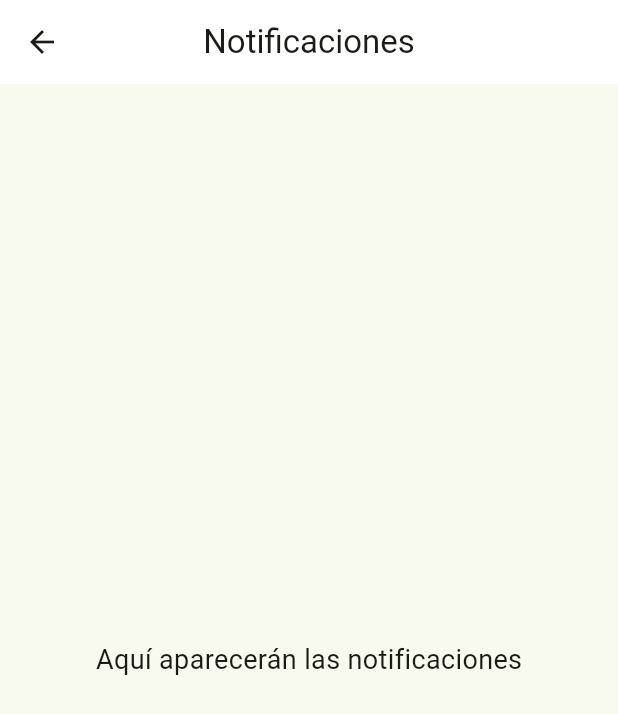
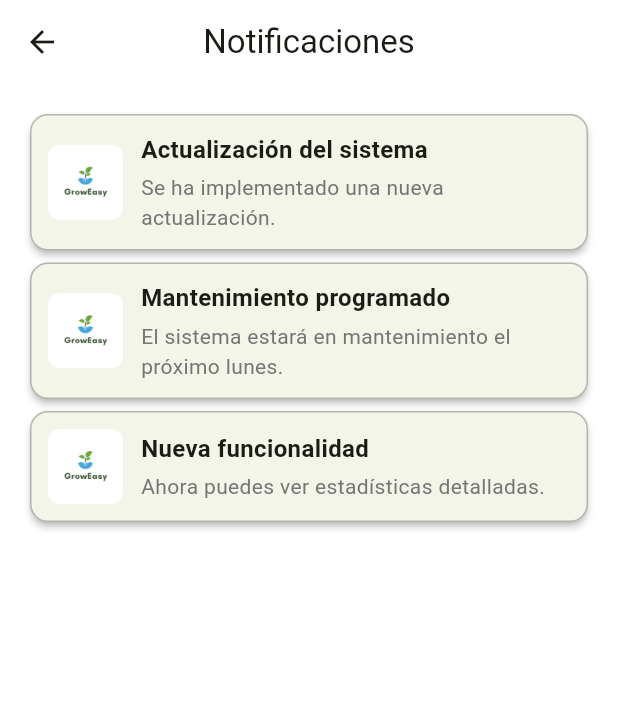
Before and after one commit to GrowEasy-IOT-WX71/groweasy-flutter-app, a Flutter app: the NotificationsScreen screen opened directly, on a phone screen of 412 x 824 dp. Shown: the top 714 px of the screen. Run offline on Flutter 3.47's test engine with Material 3 defaults, Android fonts, the phone set to English and light mode, and no system bars.

Commit message:
feat(): added notification screen and profile screen. Change sensor screen to dialog.

```diff
--- a/lib/screens/notification_screen.dart
+++ b/lib/screens/notification_screen.dart
@@ -1,18 +1,47 @@
 import 'package:flutter/material.dart';
+import '../widgets/notification_card.dart';
 
 class NotificationsScreen extends StatelessWidget {
+  // Datos de prueba
+  final List<Map<String, String>> _notifications = [
+    {
+      'title': 'Actualización del sistema',
+      'description': 'Se ha implementado una nueva actualización.',
+      'imagePath': 'assets/images/logo.png',
+    },
+    {
+      'title': 'Mantenimiento programado',
+      'description': 'El sistema estará en mantenimiento el próximo lunes.',
+      'imagePath': 'assets/images/logo.png',
+    },
+    {
+      'title': 'Nueva funcionalidad',
+      'description': 'Ahora puedes ver estadísticas detalladas.',
+      'imagePath': 'assets/images/logo.png',
+    },
+  ];
+
   @override
   Widget build(BuildContext context) {
     return Scaffold(
+      backgroundColor: Colors.white,
       appBar: AppBar(
         title: const Text('Notificaciones'),
         backgroundColor: Colors.white,
         centerTitle: true,
       ),
-      body: Center(
-        child: const Text(
-          'Aquí aparecerán las notificaciones',
-          style: TextStyle(fontSize: 18),
+      body: Padding(
+        padding: const EdgeInsets.all(16.0),
+        child: ListView.builder(
+          itemCount: _notifications.length,
+          itemBuilder: (context, index) {
+            final notification = _notifications[index];
+            return NotificationCard(
+              title: notification['title']!,
+              description: notification['description']!,
+              imagePath: notification['imagePath']!,
+            );
+          },
         ),
       ),
     );
--- a/lib/screens/subscriptions_screen.dart
+++ b/lib/screens/subscriptions_screen.dart
@@ -1,4 +1,5 @@
 import 'package:flutter/material.dart';
+import 'package:grow_easy_mobile_application/screens/main_screen.dart';
 import '../widgets/subscription_card_widget.dart';
 import 'home_screen.dart'; // Asegúrate de importar la pantalla de Home
 
@@ -97,7 +98,7 @@ class _SubscriptionsScreenState extends State<SubscriptionsScreen> {
               Navigator.pushReplacement(
                 context,
                 MaterialPageRoute(
-                  builder: (context) => HomeScreen(), // Pantalla de Home
+                  builder: (context) => MainScreen(), // Pantalla de Home
                 ),
               );
             });
--- a/lib/widgets/notification_card.dart
+++ b/lib/widgets/notification_card.dart
@@ -6,6 +6,7 @@ class NotificationCard extends StatelessWidget {
   final String imagePath;
 
   const NotificationCard({
+    super.key,
     required this.title,
     required this.description,
     required this.imagePath,
@@ -17,37 +18,37 @@ class NotificationCard extends StatelessWidget {
       shape: RoundedRectangleBorder(
         borderRadius: BorderRadius.circular(12.0),
         side: BorderSide(
-          color: Colors.black26, // Color del borde
+          color: Colors.black26,
           width: 1,
         ),
       ),
-      elevation: 2, // Sombra para darle un poco de profundidad
+      elevation: 2,
       child: Padding(
         padding: const EdgeInsets.all(12.0),
         child: Row(
           children: [
             ClipRRect(
-              borderRadius: BorderRadius.circular(8.0), // Bordes redondeados para la imagen
+              borderRadius: BorderRadius.circular(8.0),
               child: Image.asset(
                 imagePath,
-                width: 50,
+                width: 50, // Limita el ancho de la imagen
                 height: 50,
                 fit: BoxFit.cover,
               ),
             ),
-            SizedBox(width: 12),
-            Expanded(
+            const SizedBox(width: 12),
+            Expanded( // Utiliza Expanded para evitar overflow
               child: Column(
                 crossAxisAlignment: CrossAxisAlignment.start,
                 children: [
                   Text(
                     title,
-                    style: TextStyle(
+                    style: const TextStyle(
                       fontSize: 16,
                       fontWeight: FontWeight.bold,
                     ),
                   ),
-                  SizedBox(height: 4),
+                  const SizedBox(height: 4),
                   Text(
                     description,
                     style: TextStyle(
```
Also changed, not shown: lib/screens/home_screen.dart (+6 -12 lines), lib/screens/login_screen.dart (+6 -15 lines), lib/screens/main_screen.dart (added, +53 -0 lines), lib/screens/profile_screen.dart (added, +73 -0 lines), lib/widgets/navigation_bar_custom.dart (deleted, +0 -53 lines), lib/widgets/sensor_configuration.dart (renamed from lib/screens/sensor_configuration_screen.dart, +18 -23 lines).
